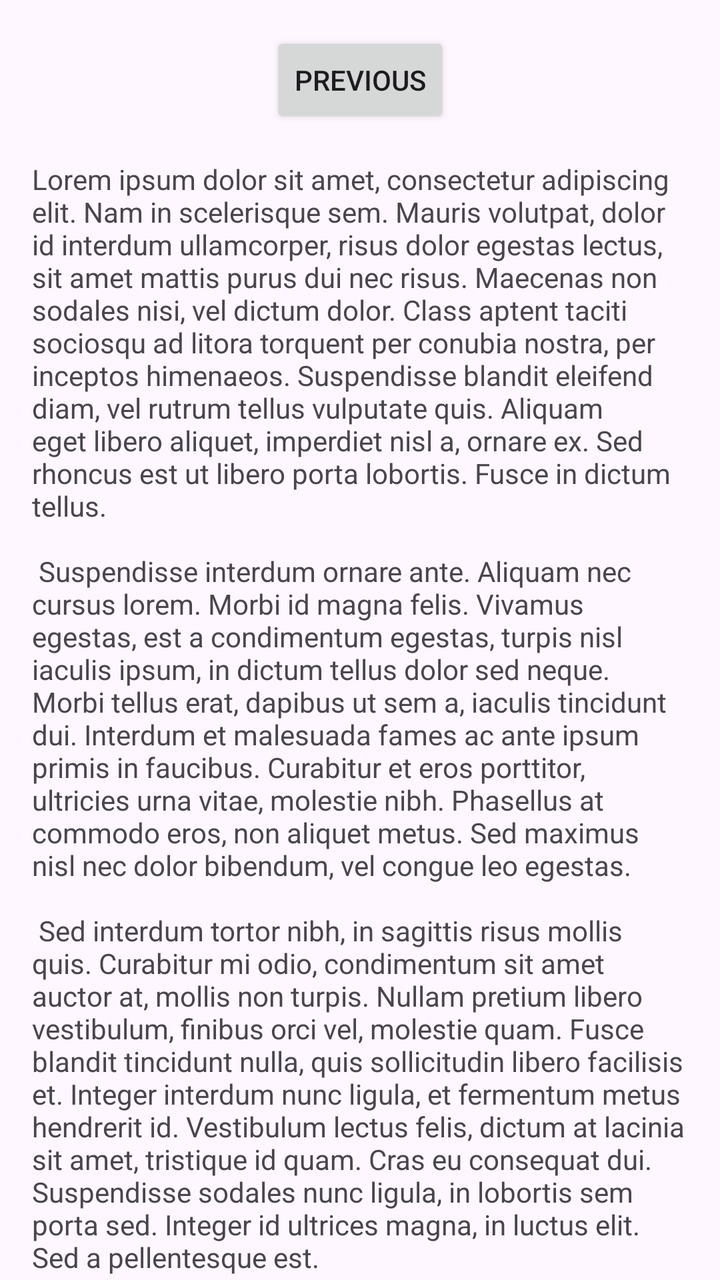
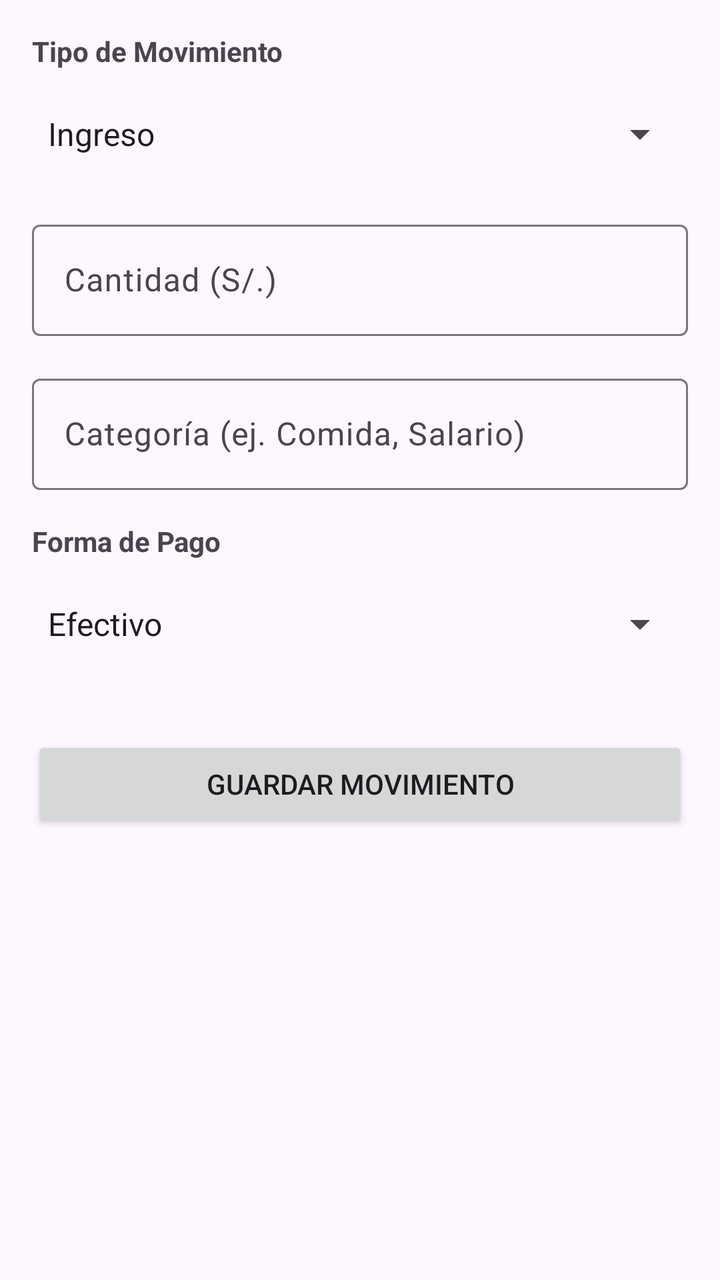

Before-and-after screenshots of an Android layout around one commit, followed by the original layout XML and the change that was made.
<!-- AndroidManifest.xml: application theme Theme.MyApplication -->
<!-- res/layout/fragment_second.xml -->
<?xml version="1.0" encoding="utf-8"?>
<androidx.core.widget.NestedScrollView xmlns:android="http://schemas.android.com/apk/res/android"
    xmlns:app="http://schemas.android.com/apk/res-auto"
    xmlns:tools="http://schemas.android.com/tools"
    android:layout_width="match_parent"
    android:layout_height="match_parent"
    tools:context=".SecondFragment">

    <androidx.constraintlayout.widget.ConstraintLayout
        android:layout_width="match_parent"
        android:layout_height="match_parent"
        android:padding="16dp">

        <Button
            android:id="@+id/button_second"
            android:layout_width="wrap_content"
            android:layout_height="wrap_content"
            android:text="@string/previous"
            app:layout_constraintBottom_toTopOf="@id/textview_second"
            app:layout_constraintEnd_toEndOf="parent"
            app:layout_constraintStart_toStartOf="parent"
            app:layout_constraintTop_toTopOf="parent" />

        <TextView
            android:id="@+id/textview_second"
            android:layout_width="wrap_content"
            android:layout_height="wrap_content"
            android:layout_marginTop="16dp"
            android:text="@string/lorem_ipsum"
            app:layout_constraintBottom_toBottomOf="parent"
            app:layout_constraintEnd_toEndOf="parent"
            app:layout_constraintStart_toStartOf="parent"
            app:layout_constraintTop_toBottomOf="@id/button_second" />
    </androidx.constraintlayout.widget.ConstraintLayout>
</androidx.core.widget.NestedScrollView>
<!-- resources referenced by this layout -->
<resources>
  <string name="lorem_ipsum">
          Lorem ipsum dolor sit amet, consectetur adipiscing elit. Nam in scelerisque sem. Mauris
          volutpat, dolor id interdum ullamcorper, risus dolor egestas lectus, sit amet mattis purus
          dui nec risus. Maecenas non sodales nisi, vel dictum dolor. Class aptent taciti sociosqu ad
          litora torquent per conubia nostra, per inceptos himenaeos. Suspendisse blandit eleifend
          diam, vel rutrum tellus vulputate quis. Aliquam eget libero aliquet, imperdiet nisl a,
          ornare ex. Sed rhoncus est ut libero porta lobortis. Fusce in dictum tellus.\n\n
          Suspendisse interdum ornare ante. Aliquam nec cursus lorem. Morbi id magna felis. Vivamus
          egestas, est a condimentum egestas, turpis nisl iaculis ipsum, in dictum tellus dolor sed
          neque. Morbi tellus erat, dapibus ut sem a, iaculis tincidunt dui. Interdum et malesuada
          fames ac ante ipsum primis in faucibus. Curabitur et eros porttitor, ultricies urna vitae,
          molestie nibh. Phasellus at commodo eros, non aliquet metus. Sed maximus nisl nec dolor
          bibendum, vel congue leo egestas.\n\n
          Sed interdum tortor nibh, in sagittis risus mollis quis. Curabitur mi odio, condimentum sit
          amet auctor at, mollis non turpis. Nullam pretium libero vestibulum, finibus orci vel,
          molestie quam. Fusce blandit tincidunt nulla, quis sollicitudin libero facilisis et. Integer
          interdum nunc ligula, et fermentum metus hendrerit id. Vestibulum lectus felis, dictum at
          lacinia sit amet, tristique id quam. Cras eu consequat dui. Suspendisse sodales nunc ligula,
          in lobortis sem porta sed. Integer id ultrices magna, in luctus elit. Sed a pellentesque
          est.\n\n
          Aenean nunc velit, lacinia sed dolor sed, ultrices viverra nulla. Etiam a venenatis nibh.
          Morbi laoreet, tortor sed facilisis varius, nibh orci rhoncus nulla, id elementum leo dui
          non lorem. Nam mollis ipsum quis auctor varius. Quisque elementum eu libero sed commodo. In
          eros nisl, imperdiet vel imperdiet et, scelerisque a mauris. Pellentesque varius ex nunc,
          quis imperdiet eros placerat ac. Duis finibus orci et est auctor tincidunt. Sed non viverra
          ipsum. Nunc quis augue egestas, cursus lorem at, molestie sem. Morbi a consectetur ipsum, a
          placerat diam. Etiam vulputate dignissim convallis. Integer faucibus mauris sit amet finibus
          convallis.\n\n
          Phasellus in aliquet mi. Pellentesque habitant morbi tristique senectus et netus et
          malesuada fames ac turpis egestas. In volutpat arcu ut felis sagittis, in finibus massa
          gravida. Pellentesque id tellus orci. Integer dictum, lorem sed efficitur ullamcorper,
          libero justo consectetur ipsum, in mollis nisl ex sed nisl. Donec maximus ullamcorper
          sodales. Praesent bibendum rhoncus tellus nec feugiat. In a ornare nulla. Donec rhoncus
          libero vel nunc consequat, quis tincidunt nisl eleifend. Cras bibendum enim a justo luctus
          vestibulum. Fusce dictum libero quis erat maximus, vitae volutpat diam dignissim.
      </string>
  <string name="previous">Previous</string>
  <style name="Theme.MyApplication" parent="Base.Theme.MyApplication" />
  <style name="Base.Theme.MyApplication" parent="Theme.Material3.DayNight.NoActionBar">
          
          
      </style>
</resources>

<!-- the commit's change to res/layout/fragment_second.xml (unified diff, before → after) -->
@@ -8,28 +8,93 @@
 
     <androidx.constraintlayout.widget.ConstraintLayout
         android:layout_width="match_parent"
-        android:layout_height="match_parent"
+        android:layout_height="wrap_content"
         android:padding="16dp">
 
-        <Button
-            android:id="@+id/button_second"
+        <TextView
+            android:id="@+id/lbl_type"
             android:layout_width="wrap_content"
             android:layout_height="wrap_content"
-            android:text="@string/previous"
-            app:layout_constraintBottom_toTopOf="@id/textview_second"
-            app:layout_constraintEnd_toEndOf="parent"
+            android:text="Tipo de Movimiento"
+            android:textStyle="bold"
             app:layout_constraintStart_toStartOf="parent"
             app:layout_constraintTop_toTopOf="parent" />
 
+        <Spinner
+            android:id="@+id/spinner_type"
+            android:layout_width="0dp"
+            android:layout_height="wrap_content"
+            android:layout_marginTop="8dp"
+            android:entries="@array/movement_types"
+            android:minHeight="48dp"
+            app:layout_constraintEnd_toEndOf="parent"
+            app:layout_constraintStart_toStartOf="parent"
+            app:layout_constraintTop_toBottomOf="@id/lbl_type" />
+
+        <com.google.android.material.textfield.TextInputLayout
+            android:id="@+id/til_amount"
+            android:layout_width="0dp"
+            android:layout_height="wrap_content"
+            android:layout_marginTop="16dp"
+            android:hint="Cantidad (S/.)"
+            app:layout_constraintEnd_toEndOf="parent"
+            app:layout_constraintStart_toStartOf="parent"
+            app:layout_constraintTop_toBottomOf="@id/spinner_type">
+
+            <com.google.android.material.textfield.TextInputEditText
+                android:id="@+id/et_amount"
+                android:layout_width="match_parent"
+                android:layout_height="wrap_content"
+                android:inputType="numberDecimal" />
+        </com.google.android.material.textfield.TextInputLayout>
+
+        <com.google.android.material.textfield.TextInputLayout
+            android:id="@+id/til_category"
+            android:layout_width="0dp"
+            android:layout_height="wrap_content"
+            android:layout_marginTop="16dp"
+            android:hint="Categoría (ej. Comida, Salario)"
+            app:layout_constraintEnd_toEndOf="parent"
+            app:layout_constraintStart_toStartOf="parent"
+            app:layout_constraintTop_toBottomOf="@id/til_amount">
+
+            <com.google.android.material.textfield.TextInputEditText
+                android:id="@+id/et_category"
+                android:layout_width="match_parent"
+                android:layout_height="wrap_content"
+                android:inputType="text" />
+        </com.google.android.material.textfield.TextInputLayout>
+
         <TextView
-            android:id="@+id/textview_second"
+            android:id="@+id/lbl_payment_method"
             android:layout_width="wrap_content"
             android:layout_height="wrap_content"
             android:layout_marginTop="16dp"
-            android:text="@string/lorem_ipsum"
-            app:layout_constraintBottom_toBottomOf="parent"
+            android:text="Forma de Pago"
+            android:textStyle="bold"
+            app:layout_constraintStart_toStartOf="parent"
+            app:layout_constraintTop_toBottomOf="@id/til_category" />
+
+        <Spinner
+            android:id="@+id/spinner_payment_method"
+            android:layout_width="0dp"
+            android:layout_height="wrap_content"
+            android:layout_marginTop="8dp"
+            android:entries="@array/payment_methods"
+            android:minHeight="48dp"
             app:layout_constraintEnd_toEndOf="parent"
             app:layout_constraintStart_toStartOf="parent"
-            app:layout_constraintTop_toBottomOf="@id/button_second" />
+            app:layout_constraintTop_toBottomOf="@id/lbl_payment_method" />
+
+        <Button
+            android:id="@+id/btn_save"
+            android:layout_width="0dp"
+            android:layout_height="wrap_content"
+            android:layout_marginTop="32dp"
+            android:text="Guardar Movimiento"
+            app:layout_constraintEnd_toEndOf="parent"
+            app:layout_constraintStart_toStartOf="parent"
+            app:layout_constraintTop_toBottomOf="@id/spinner_payment_method" />
+
     </androidx.constraintlayout.widget.ConstraintLayout>
 </androidx.core.widget.NestedScrollView>
<!-- resource entries referenced after the edit -->
@@ -1,42 +1,14 @@
 <!-- resources referenced by this layout -->
 <resources>
-  <string name="lorem_ipsum">
-          Lorem ipsum dolor sit amet, consectetur adipiscing elit. Nam in scelerisque sem. Mauris
-          volutpat, dolor id interdum ullamcorper, risus dolor egestas lectus, sit amet mattis purus
-          dui nec risus. Maecenas non sodales nisi, vel dictum dolor. Class aptent taciti sociosqu ad
-          litora torquent per conubia nostra, per inceptos himenaeos. Suspendisse blandit eleifend
-          diam, vel rutrum tellus vulputate quis. Aliquam eget libero aliquet, imperdiet nisl a,
-          ornare ex. Sed rhoncus est ut libero porta lobortis. Fusce in dictum tellus.\n\n
-          Suspendisse interdum ornare ante. Aliquam nec cursus lorem. Morbi id magna felis. Vivamus
-          egestas, est a condimentum egestas, turpis nisl iaculis ipsum, in dictum tellus dolor sed
-          neque. Morbi tellus erat, dapibus ut sem a, iaculis tincidunt dui. Interdum et malesuada
-          fames ac ante ipsum primis in faucibus. Curabitur et eros porttitor, ultricies urna vitae,
-          molestie nibh. Phasellus at commodo eros, non aliquet metus. Sed maximus nisl nec dolor
-          bibendum, vel congue leo egestas.\n\n
-          Sed interdum tortor nibh, in sagittis risus mollis quis. Curabitur mi odio, condimentum sit
-          amet auctor at, mollis non turpis. Nullam pretium libero vestibulum, finibus orci vel,
-          molestie quam. Fusce blandit tincidunt nulla, quis sollicitudin libero facilisis et. Integer
-          interdum nunc ligula, et fermentum metus hendrerit id. Vestibulum lectus felis, dictum at
-          lacinia sit amet, tristique id quam. Cras eu consequat dui. Suspendisse sodales nunc ligula,
-          in lobortis sem porta sed. Integer id ultrices magna, in luctus elit. Sed a pellentesque
-          est.\n\n
-          Aenean nunc velit, lacinia sed dolor sed, ultrices viverra nulla. Etiam a venenatis nibh.
-          Morbi laoreet, tortor sed facilisis varius, nibh orci rhoncus nulla, id elementum leo dui
-          non lorem. Nam mollis ipsum quis auctor varius. Quisque elementum eu libero sed commodo. In
-          eros nisl, imperdiet vel imperdiet et, scelerisque a mauris. Pellentesque varius ex nunc,
-          quis imperdiet eros placerat ac. Duis finibus orci et est auctor tincidunt. Sed non viverra
-          ipsum. Nunc quis augue egestas, cursus lorem at, molestie sem. Morbi a consectetur ipsum, a
-          placerat diam. Etiam vulputate dignissim convallis. Integer faucibus mauris sit amet finibus
-          convallis.\n\n
-          Phasellus in aliquet mi. Pellentesque habitant morbi tristique senectus et netus et
-          malesuada fames ac turpis egestas. In volutpat arcu ut felis sagittis, in finibus massa
-          gravida. Pellentesque id tellus orci. Integer dictum, lorem sed efficitur ullamcorper,
-          libero justo consectetur ipsum, in mollis nisl ex sed nisl. Donec maximus ullamcorper
-          sodales. Praesent bibendum rhoncus tellus nec feugiat. In a ornare nulla. Donec rhoncus
-          libero vel nunc consequat, quis tincidunt nisl eleifend. Cras bibendum enim a justo luctus
-          vestibulum. Fusce dictum libero quis erat maximus, vitae volutpat diam dignissim.
-      </string>
-  <string name="previous">Previous</string>
+  <string-array name="movement_types">
+          <item>Ingreso</item>
+          <item>Egreso</item>
+      </string-array>
+  <string-array name="payment_methods">
+          <item>Efectivo</item>
+          <item>Tarjeta</item>
+          <item>Yape</item>
+      </string-array>
   <style name="Theme.MyApplication" parent="Base.Theme.MyApplication" />
   <style name="Base.Theme.MyApplication" parent="Theme.Material3.DayNight.NoActionBar">
           
